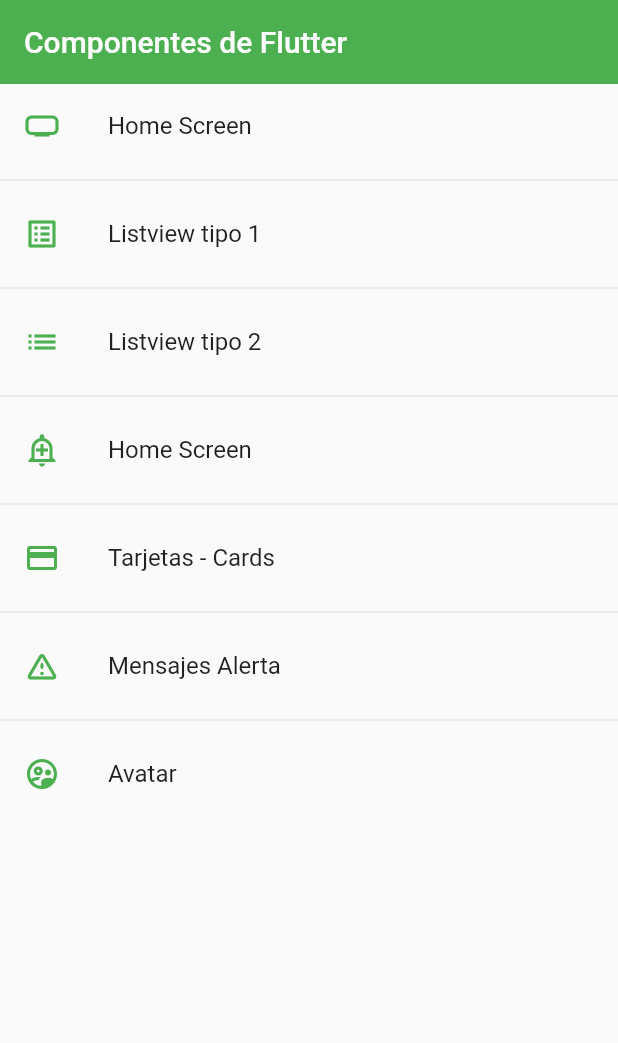
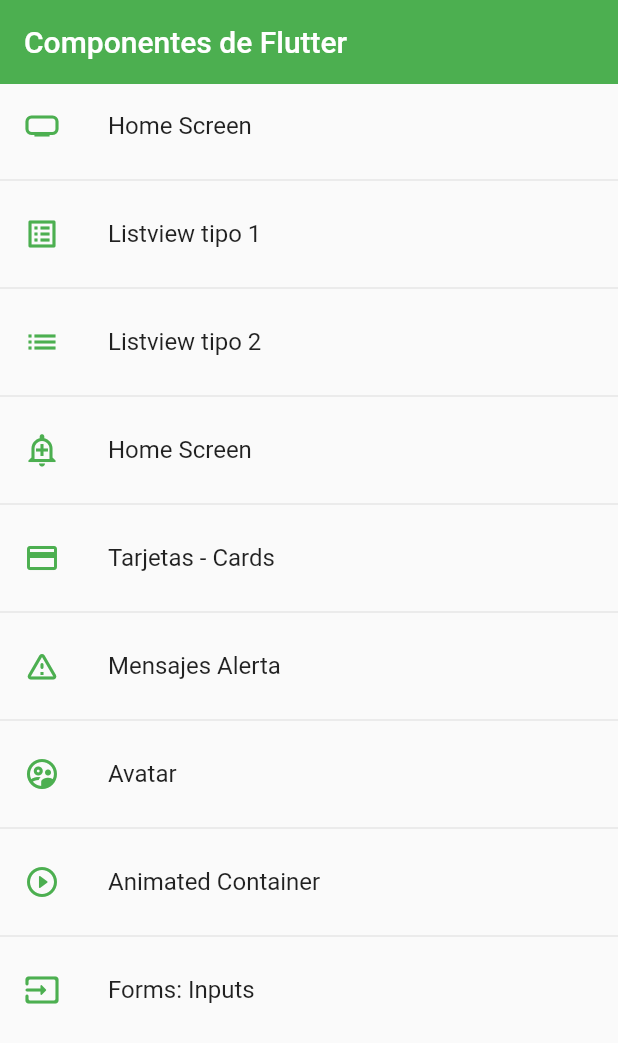
Before and after one commit to pebosch/fl_componets2, a Flutter app: the screen it shows after launch, on a phone screen of 412 x 824 dp. Shown: the top 1043 px of the screen. Run offline on Flutter 3.47's test engine with Material 2 defaults, Android fonts, the phone set to English and light mode, and no system bars.

Commit message:
Container y Formularios (1)

```diff
--- a/lib/router/app_routes.dart
+++ b/lib/router/app_routes.dart
@@ -41,6 +41,16 @@ class AppRoutes {
         icon: Icons.supervised_user_circle_outlined,
         name: 'Avatar',
         screen: const AvatarScreen()),
+    MenuOption(
+        route: 'animated',
+        icon: Icons.play_circle_outline_rounded,
+        name: 'Animated Container',
+        screen: const AnimatedScreen()),
+    MenuOption(
+        route: 'inputs',
+        icon: Icons.input_rounded,
+        name: 'Forms: Inputs',
+        screen: const InputsScreen()),
   ];
 
   static Map<String, Widget Function(BuildContext)> getAppRoutes() {
--- a/lib/screens/screens.dart
+++ b/lib/screens/screens.dart
@@ -6,3 +6,5 @@ export 'package:fl_components/screens/listview2_screen.dart';
 export 'package:fl_components/screens/targaryen_screen.dart';
 export 'package:fl_components/screens/mensajesalerta_screen.dart';
 export 'package:fl_components/screens/avatar_screen.dart';
+export 'package:fl_components/screens/inputs_screen.dart';
+export 'package:fl_components/screens/animated_screen.dart';
--- a/lib/theme/app_theme.dart
+++ b/lib/theme/app_theme.dart
@@ -34,6 +34,25 @@ class AppTheme {
           primary: primary,
           shape: const StadiumBorder(),
           elevation: 5,
-    )),
-  );
+        ),
+      ),
+
+      //InputDecotarion
+      inputDecorationTheme: const InputDecorationTheme(
+          floatingLabelStyle: TextStyle(color: primary),
+          enabledBorder: OutlineInputBorder(
+              borderSide: BorderSide(color: primary),
+              borderRadius: BorderRadius.only(
+                  bottomLeft: Radius.circular(10),
+                  topRight: Radius.circular(10))),
+          focusedBorder: OutlineInputBorder(
+              borderSide: BorderSide(color: primary),
+              borderRadius: BorderRadius.only(
+                  bottomLeft: Radius.circular(10),
+                  topRight: Radius.circular(10))),
+          border: OutlineInputBorder(
+              //borderSide: BorderSide(color: primary),
+              borderRadius: BorderRadius.only(
+                  bottomLeft: Radius.circular(10),
+                  topRight: Radius.circular(10)))));
 }
--- a/lib/widgets/widgets.dart
+++ b/lib/widgets/widgets.dart
@@ -1,2 +1,3 @@
 export 'package:fl_components/widgets/custom_card_tipo_1.dart';
 export 'package:fl_components/widgets/custom_card_tipo_2.dart';
+export 'package:fl_components/widgets/custom_text_form_field.dart';
```
Also changed, not shown: lib/screens/animated_screen.dart (added, +41 -0 lines), lib/screens/inputs_screen.dart (added, +27 -0 lines), lib/widgets/custom_text_form_field.dart (added, +53 -0 lines). Lines whose indentation alone changed are shown as unchanged.
